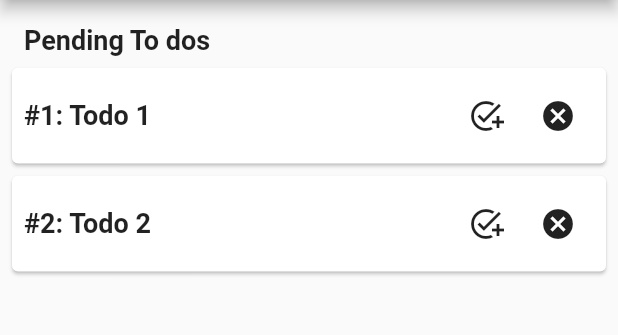
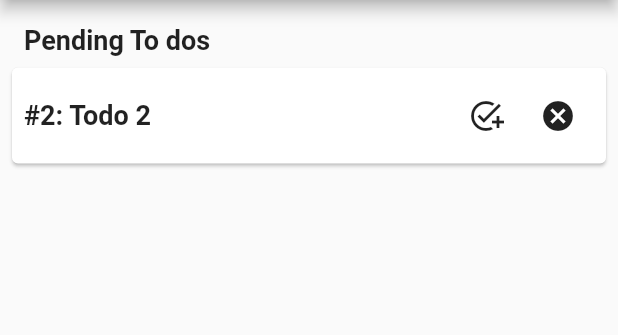
Before and after one commit to MehnArkar/todo_bloc_pattern, a Flutter app: the screen it shows after launch, after a tap on the "cancel" icon, on a phone screen of 412 x 824 dp, the part 84-419 px from its top. Run offline on Flutter 3.47's test engine with Material 2 defaults, Android fonts, the phone set to English and light mode, and no system bars; our stand-ins replace equatable, flutter_bloc.

Commit message:
delete todo

```diff
--- a/lib/blocs/todos/todos_bloc.dart
+++ b/lib/blocs/todos/todos_bloc.dart
@@ -27,7 +27,11 @@ class TodosBloc extends Bloc<TodosEvent,TodosState>{
 
   }
   _onDeleteTodo(DeleteTodo event,Emitter<TodosState> emit){
-
+    final state = this.state;
+    if(state is TodoLoaded){
+      List<Todo> newList = state.todos.where((element) => element.id!=event.todos.id).toList();
+      emit(TodoLoaded(todos: newList));
+    }
   }
 
 
--- a/lib/screens/home_screen.dart
+++ b/lib/screens/home_screen.dart
@@ -1,6 +1,7 @@
 import 'package:flutter/material.dart';
 import 'package:flutter_bloc/flutter_bloc.dart';
 import 'package:todo_bloc_pattern/blocs/todos/todos_bloc.dart';
+import 'package:todo_bloc_pattern/blocs/todos/todos_event.dart';
 import 'package:todo_bloc_pattern/blocs/todos/todos_state.dart';
 import '/models/models.dart';
 import '/screens/screens.dart';
@@ -118,6 +119,7 @@ class HomeScreen extends StatelessWidget {
                     ),
                     IconButton(
                       onPressed: () {
+                        context.read<TodosBloc>().add(DeleteTodo(todos: todo));
                       },
                       icon: const Icon(Icons.cancel),
                     ),
```
